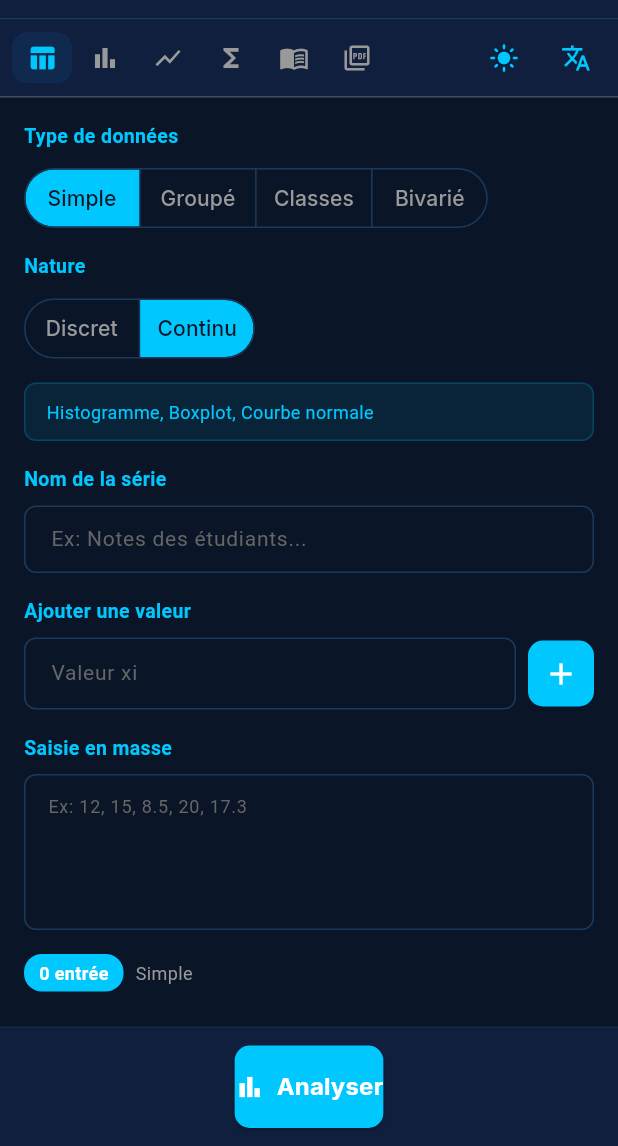
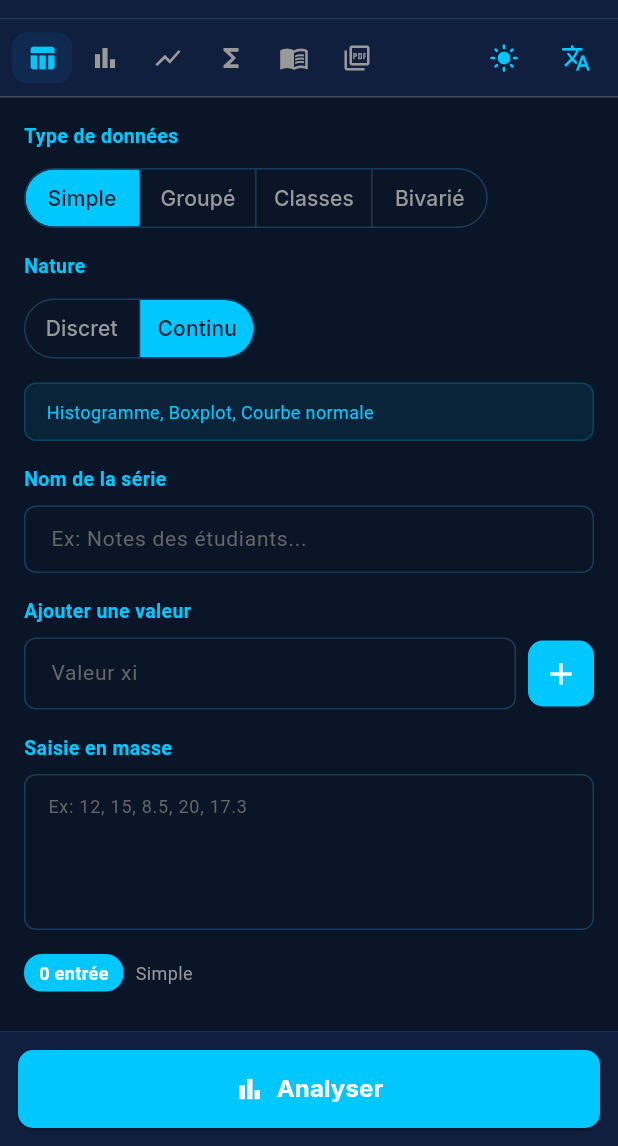
Before and after one commit to Ghachard/DATAMIND, a Flutter app: the screen it shows after launch, on a phone screen of 412 x 824 dp, the part 90-1236 px from its top. Run offline on Flutter 3.47's test engine with Material 3 defaults, Android fonts, the phone set to English and light mode, and no system bars; our stand-ins replace dio, fl_chart, flutter_riverpod, google_fonts, shared_preferences.

Commit message:
fix: bouton Analyser full width + edit/delete sans naviguer + Nouvelle analyse apres modif

```diff
--- a/frontend/lib/screens/input_screen.dart
+++ b/frontend/lib/screens/input_screen.dart
@@ -19,6 +19,8 @@ class _InputScreenState extends ConsumerState<InputScreen> {
   final _singleFreqController = TextEditingController();
   final _singleX2Controller = TextEditingController();
   final _singleFreqClassController = TextEditingController();
+
+  bool _hasModifiedAfterAnalysis = false;
 
   @override
   void dispose() {
@@ -139,8 +141,10 @@ class _InputScreenState extends ConsumerState<InputScreen> {
       _textController.text = lines.join('\n');
     });
     _parseData();
-    if (ref.read(dataProvider).hasData) {
-      _calculate();
+    final result = ref.read(resultProvider);
+    if (result.hasResult) {
+      _hasModifiedAfterAnalysis = true;
+      setState(() {});
     }
   }
 
@@ -166,8 +170,10 @@ class _InputScreenState extends ConsumerState<InputScreen> {
               _textController.text = lines.join('\n');
               _parseData();
               Navigator.pop(ctx);
-              if (ref.read(dataProvider).hasData) {
-                _calculate();
+              final result = ref.read(resultProvider);
+              if (result.hasResult) {
+                _hasModifiedAfterAnalysis = true;
+                setState(() {});
               }
             },
             child: const Text('OK'),
@@ -214,6 +220,7 @@ class _InputScreenState extends ConsumerState<InputScreen> {
           await notifier.calculateBivariate(data.xValues, data.yValues, 'X', 'Y', dataNature: dataNatureStr);
           break;
       }
+      _hasModifiedAfterAnalysis = false;
       if (mounted) {
         ref.read(currentSectionProvider.notifier).state = 1;
       }
@@ -433,7 +440,7 @@ class _InputScreenState extends ConsumerState<InputScreen> {
           ),
           child: Column(
             children: [
-              if (data.hasData)
+              if (_hasModifiedAfterAnalysis)
                 SizedBox(
                   width: double.infinity,
                   child: OutlinedButton.icon(
@@ -444,6 +451,7 @@ class _InputScreenState extends ConsumerState<InputScreen> {
                         _singleFreqController.clear();
                         _singleX2Controller.clear();
                         _singleFreqClassController.clear();
+                        _hasModifiedAfterAnalysis = false;
                       });
                       ref.read(dataProvider.notifier).clear();
                       ref.read(resultProvider.notifier).clear();
@@ -458,8 +466,10 @@ class _InputScreenState extends ConsumerState<InputScreen> {
                     ),
                   ),
                 ),
-              if (data.hasData) const SizedBox(height: 8),
-              ElevatedButton.icon(
+              if (_hasModifiedAfterAnalysis) const SizedBox(height: 8),
+              SizedBox(
+                width: double.infinity,
+                child: ElevatedButton.icon(
                   onPressed: result.isLoading ? null : _calculate,
                   icon: result.isLoading
                       ? const SizedBox(width: 18, height: 18, child: CircularProgressIndicator(strokeWidth: 2, color: Colors.white))
@@ -471,8 +481,9 @@ class _InputScreenState extends ConsumerState<InputScreen> {
                   style: ElevatedButton.styleFrom(
                     backgroundColor: AppColors.accent,
                     foregroundColor: Colors.white,
-                  padding: const EdgeInsets.symmetric(vertical: 16),
+                    minimumSize: const Size(double.infinity, 52),
                     shape: RoundedRectangleBorder(borderRadius: BorderRadius.circular(10)),
+                  ),
                 ),
               ),
             ],
```
Lines whose indentation alone changed are shown as unchanged.
